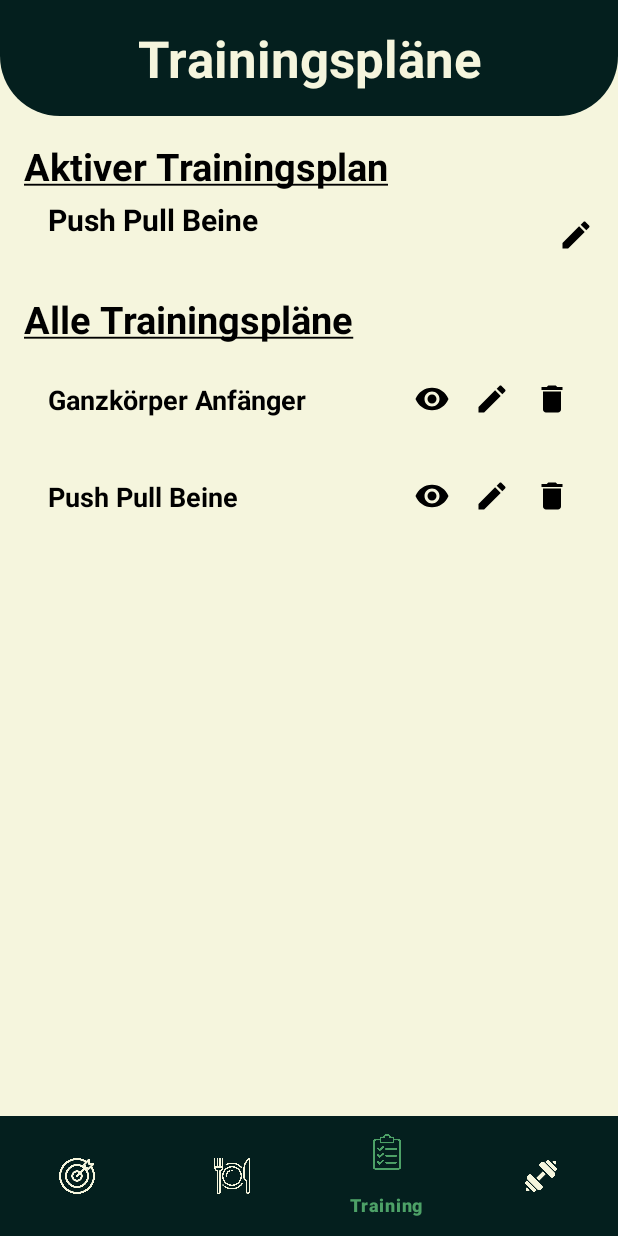
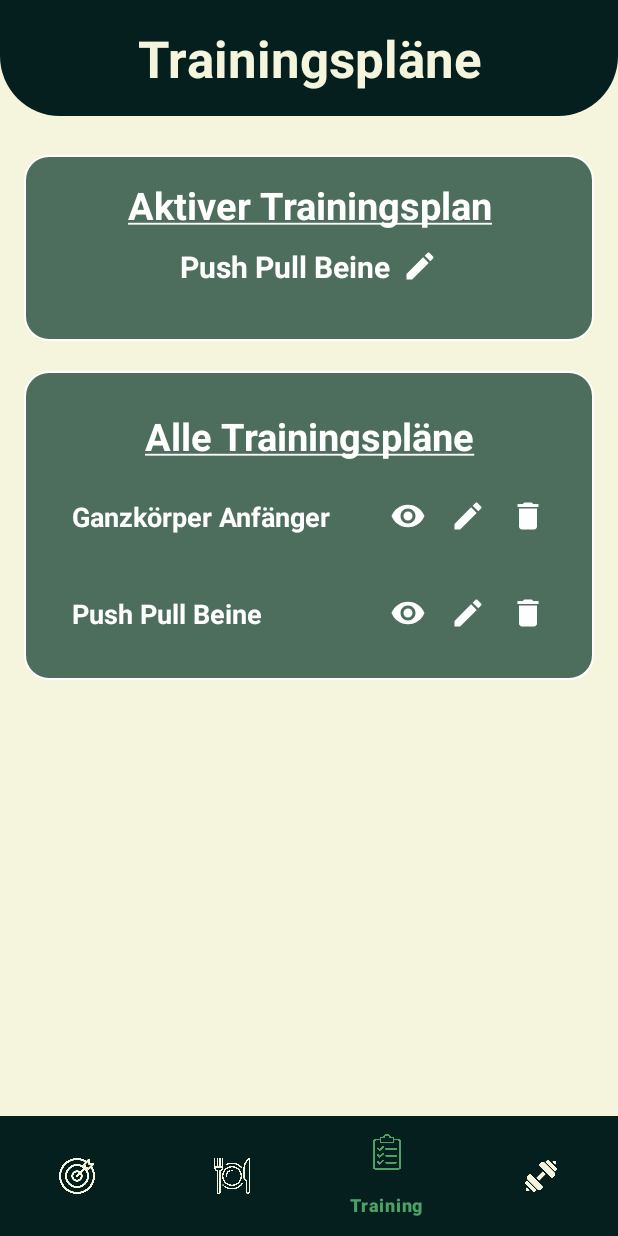
Before and after one commit to philippsnr/Fitness-Tracker, an Android app: the screen it shows after launch (MainActivity), item 3 of the bottom bar chosen, on a phone screen of 412 x 824 dp. Run offline under Robolectric (Android 15) with nearby library versions, the phone set to English and light mode, and no system bars; libraries missing offline, so code that uses them is left out: com.github.mikephil.charting; 2 statements that could not run were skipped.

Commit message:
fix layout in trainingplan tab

```diff
--- a/app/src/main/java/com/example/fitnesstracker/ui/MainActivity.java
+++ b/app/src/main/java/com/example/fitnesstracker/ui/MainActivity.java
@@ -14,7 +14,7 @@ import com.example.fitnesstracker.R;
 import com.example.fitnesstracker.ui.nutrition.NutritionFragment;
 import com.example.fitnesstracker.ui.progress.ProgressionFragment;
 import com.example.fitnesstracker.ui.exercise.ExerciseFragment;
-import com.example.fitnesstracker.ui.training.TrainingFragment;
+import com.example.fitnesstracker.ui.training.TrainingplanFragment;
 import com.google.android.material.bottomnavigation.BottomNavigationView;
 
 public class MainActivity extends AppCompatActivity {
@@ -63,7 +63,7 @@ public class MainActivity extends AppCompatActivity {
         } else if (itemId == R.id.nav_nutrition) {
             return new NutritionFragment();
         } else if (itemId == R.id.nav_training) {
-            return new TrainingFragment();
+            return new TrainingplanFragment();
         } else if (itemId == R.id.nav_exercise) {
             return new ExerciseFragment();
         }
--- a/app/src/main/java/com/example/fitnesstracker/ui/training/TrainingFragment.java
+++ b/app/src/main/java/com/example/fitnesstracker/ui/training/TrainingplanFragment.java
@@ -23,7 +23,7 @@ import com.example.fitnesstracker.model.Trainingplan;
 
 import java.util.ArrayList;
 
-public class TrainingFragment extends Fragment {
+public class TrainingplanFragment extends Fragment {
 
     private TrainingplanViewModel viewModel;
     private TrainingplanAdapter adapter;
--- a/app/src/main/res/layout/fragment_training.xml
+++ b/app/src/main/res/layout/fragment_training.xml
@@ -26,36 +26,44 @@
         <LinearLayout
             android:layout_width="match_parent"
             android:layout_height="wrap_content"
-            android:padding="16dp"
-            android:orientation="vertical">
-
+            android:orientation="vertical"
+            android:padding="16dp">
+            <LinearLayout
+                android:layout_width="match_parent"
+                android:layout_height="wrap_content"
+                android:orientation="vertical"
+                android:background="@drawable/rounded_border_primary"
+                android:layout_marginBottom="10dp"
+                android:layout_marginTop="10dp"
+                android:padding="16dp">
+                <!-- Überschrift "Aktiver Trainingsplan" (zentriert) -->
                 <TextView
                     android:id="@+id/tvActivePlanHeading"
-                android:layout_width="wrap_content"
+                    android:layout_width="match_parent"
                     android:layout_height="wrap_content"
                     android:text="@string/activeListHeading"
                     android:textSize="25sp"
-                android:textStyle="bold"/>
+                    android:textColor="@android:color/white"
+                    android:textStyle="bold"
+                    android:textAlignment="center"/>
 
-            <!-- Aktiver Trainingsplan -->
+                <!-- Aktiver Trainingsplan-Name mit Stift-Icon -->
                 <LinearLayout
                     android:layout_width="match_parent"
                     android:layout_height="wrap_content"
                     android:orientation="horizontal"
                     android:gravity="center"
-                >
+                    android:layout_marginTop="10dp"
+                    android:layout_marginBottom="20dp">
 
                     <TextView
                         android:id="@+id/tvActivePlan"
-                    android:layout_width="0dp"
+                        android:layout_width="wrap_content"
                         android:layout_height="wrap_content"
-                    android:layout_weight="1"
                         android:text="@string/activeListHeading"
                         android:textSize="20sp"
-                    android:textStyle="bold"
-                    android:layout_marginTop="10dp"
-                    android:layout_marginBottom="20dp"
-                    android:layout_marginStart="16dp"/>
+                        android:textColor="@android:color/white"
+                        android:textStyle="bold"/>
 
                     <ImageView
                         android:id="@+id/ivEditActivePlan"
@@ -63,28 +71,35 @@
                         android:layout_height="24dp"
                         android:contentDescription="@string/edit_plan"
                         android:src="@drawable/ic_edit"
-                    android:layout_marginStart="16dp"
-                    app:tint="@color/text"
-                    android:layout_gravity="center_vertical"/>
-
-
+                        android:layout_marginStart="8dp"
+                        app:tint="@android:color/white"/>
                 </LinearLayout>
-
-            <!-- Liste aller Trainingspläne -->
+            </LinearLayout>
+            <!-- Überschrift "Alle Trainingspläne" (zentriert) -->
+            <LinearLayout
+                android:layout_width="match_parent"
+                android:layout_height="wrap_content"
+                android:orientation="vertical"
+                android:background="@drawable/rounded_border_primary"
+                android:layout_marginBottom="10dp"
+                android:layout_marginTop="10dp"
+                android:padding="16dp">
             <TextView
-                android:layout_width="wrap_content"
+                android:layout_width="match_parent"
                 android:layout_height="wrap_content"
                 android:text="@string/allTrainingPlansHeading"
                 android:textSize="25sp"
                 android:textStyle="bold"
+                android:textColor="@android:color/white"
+                android:textAlignment="center"
                 android:layout_marginTop="10dp"/>
 
             <androidx.recyclerview.widget.RecyclerView
                 android:id="@+id/rvTrainingPlans"
                 android:layout_width="match_parent"
                 android:layout_height="0dp"
-                android:layout_weight="1"/>
-
+                android:layout_weight="1" />
+            </LinearLayout>
             <!-- FrameLayout für Detailansicht -->
             <FrameLayout
                 android:id="@+id/detailContainer"
@@ -93,7 +108,5 @@
                 android:layout_weight="1"/>
 
         </LinearLayout>
-
     </ScrollView>
-
 </LinearLayout>
--- a/app/src/main/res/layout/item_training_plan.xml
+++ b/app/src/main/res/layout/item_training_plan.xml
@@ -18,6 +18,7 @@
         app:layout_constraintStart_toStartOf="parent"
         app:layout_constraintEnd_toStartOf="@id/linearLayoutIcons"
         app:layout_constraintTop_toTopOf="parent"
+        android:textColor="@android:color/white"
         android:layout_marginEnd="8dp" />
 
     <!-- Container für die Icons -->
@@ -37,7 +38,7 @@
             android:layout_height="24dp"
             android:contentDescription="@string/view_plan"
             android:src="@drawable/ic_eye"
-            app:tint="@color/text" ><!-- Korrektes Attribut 'android:tint' -->
+            app:tint="@android:color/white" ><!-- Korrektes Attribut 'android:tint' -->
         </ImageView>
 
         <!-- Stift Icon (z.B. für Bearbeiten) -->
@@ -48,7 +49,7 @@
             android:contentDescription="@string/edit_plan"
             android:src="@drawable/ic_edit"
             android:layout_marginStart="16dp"
-            app:tint="@color/text" ><!-- Korrektes Attribut 'android:tint' -->
+            app:tint="@android:color/white"  ><!-- Korrektes Attribut 'android:tint' -->
         </ImageView>
 
         <!-- Mülleimer Icon (z.B. für Löschen) -->
@@ -59,7 +60,7 @@
             android:contentDescription="@string/delete_plan"
             android:src="@drawable/ic_delete"
             android:layout_marginStart="16dp"
-            app:tint="@color/text" ><!-- Korrektes Attribut 'android:tint' -->
+            app:tint="@android:color/white"  ><!-- Korrektes Attribut 'android:tint' -->
         </ImageView>
     </LinearLayout>
 </androidx.constraintlayout.widget.ConstraintLayout>
```
Lines whose indentation alone changed are shown as unchanged.
